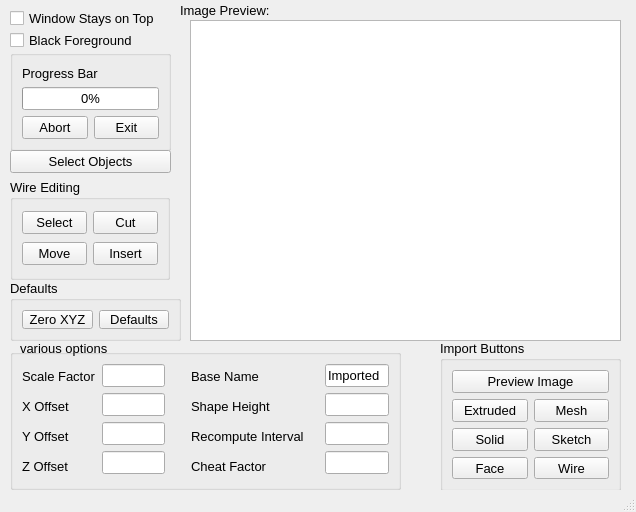
The window that FCBmpImport.ui (mwganson/fcbmpimport) describes before a commit, drawn with Qt 5.
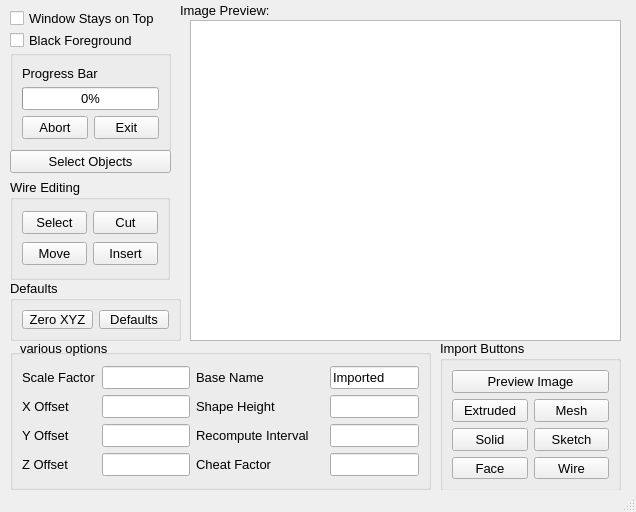
The same window after the commit.

What changed in the file:
```diff
--- a/FCBmpImport.ui
+++ b/FCBmpImport.ui
@@ -174,7 +174,7 @@
      <rect>
       <x>10</x>
       <y>349</y>
-      <width>391</width>
+      <width>421</width>
       <height>141</height>
      </rect>
     </property>
@@ -298,7 +298,7 @@
        </item>
       </layout>
      </item>
-     <item row="0" column="4">
+     <item row="0" column="3">
       <layout class="QVBoxLayout" name="verticalLayout_8">
        <item>
         <widget class="QLineEdit" name="baseNameEdit">
@@ -349,25 +349,6 @@
       </layout>
      </item>
      <item row="0" column="2">
-      <spacer name="verticalSpacer_2">
-       <property name="font">
-        <font>
-         <family>Arial</family>
-         <pointsize>10</pointsize>
-        </font>
-       </property>
-       <property name="orientation">
-        <enum>Qt::Vertical</enum>
-       </property>
-       <property name="sizeHint" stdset="0">
-        <size>
-         <width>20</width>
-         <height>40</height>
-        </size>
-       </property>
-      </spacer>
-     </item>
-     <item row="0" column="3">
       <layout class="QVBoxLayout" name="verticalLayout_7">
        <item>
         <widget class="QLabel" name="baseNameLabel">
```
